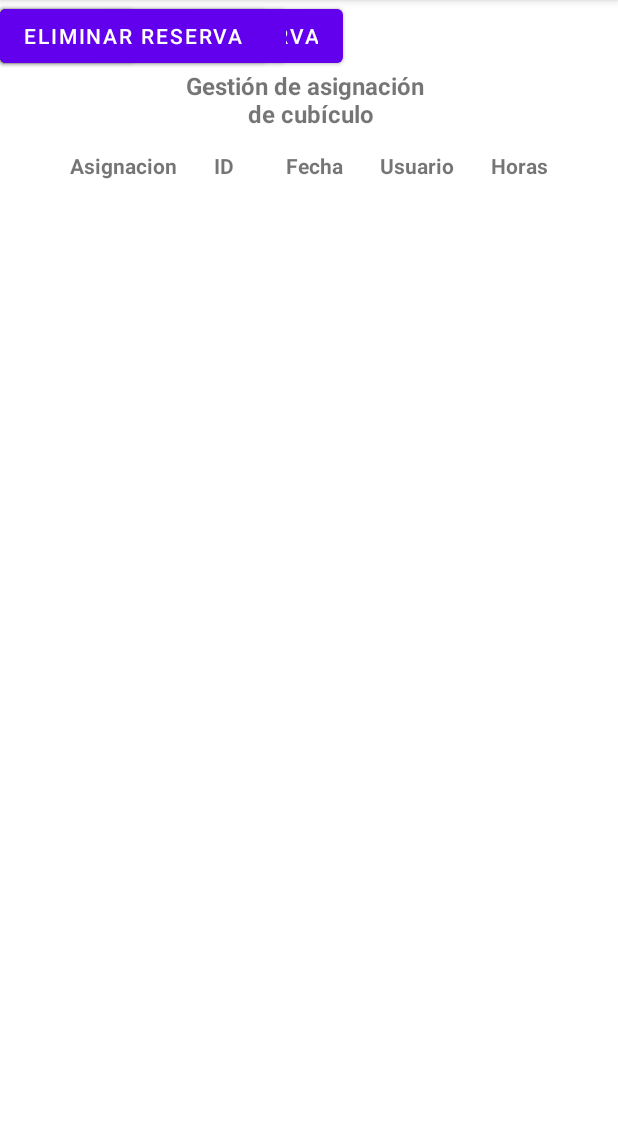
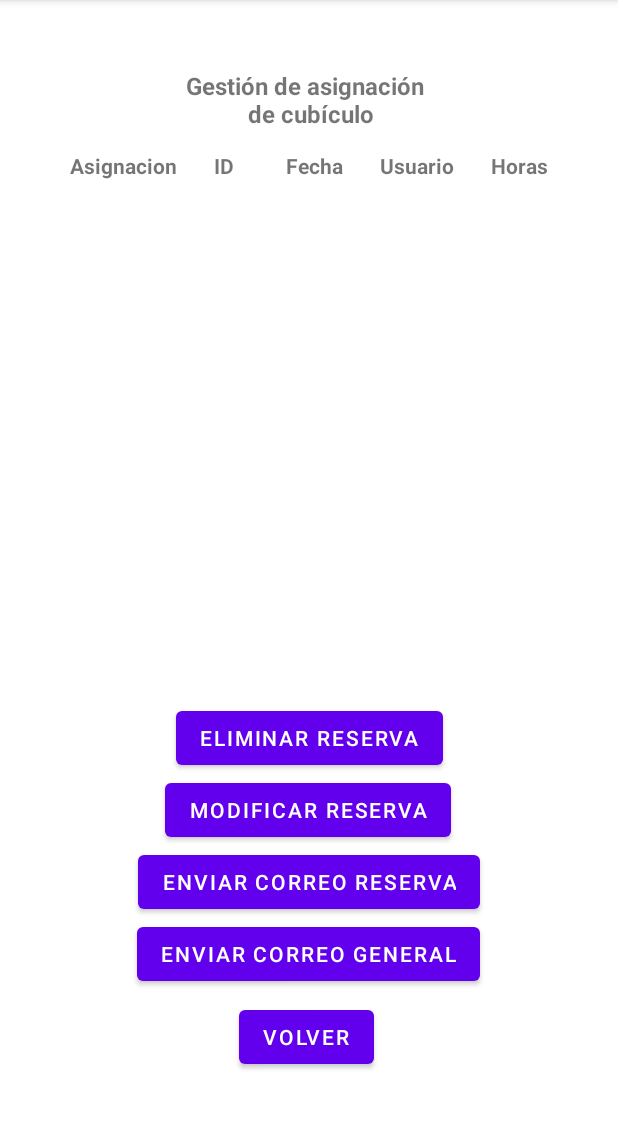
Before and after one commit to MarioLara21/PReque, an Android app: the Gestion_Asignacion screen opened directly, with no data from a screen before it, on a phone screen of 412 x 824 dp, the part 84-1213 px from its top. Run offline under Robolectric (Android 15) with nearby library versions, the phone set to English and light mode, and no system bars; 10 statements that could not run were skipped.

Commit message:
Enlace de botones

```diff
--- a/app/src/main/res/layout/activity_gestion_asignacion.xml
+++ b/app/src/main/res/layout/activity_gestion_asignacion.xml
@@ -22,6 +22,7 @@
         app:layout_constraintTop_toTopOf="parent" />
 
     <TableLayout
+        android:id="@+id/tableLayout5"
         android:layout_width="332dp"
         android:layout_height="358dp"
         android:layout_marginStart="40dp"
@@ -95,42 +96,59 @@
     </TableLayout>
 
     <Button
-        android:id="@+id/button16"
+        android:id="@+id/button_volver_GAC"
         android:layout_width="wrap_content"
         android:layout_height="wrap_content"
+        android:layout_marginStart="158dp"
+        android:layout_marginTop="7dp"
+        android:layout_marginEnd="162dp"
         android:text="Volver"
-        tools:layout_editor_absoluteX="158dp"
-        tools:layout_editor_absoluteY="667dp" />
+        app:layout_constraintEnd_toEndOf="parent"
+        app:layout_constraintStart_toStartOf="parent"
+        app:layout_constraintTop_toBottomOf="@+id/button_enviar_correo_general" />
 
     <Button
-        android:id="@+id/button17"
+        android:id="@+id/button_enviar_correo_general"
         android:layout_width="wrap_content"
         android:layout_height="wrap_content"
+        android:layout_marginStart="90dp"
+        android:layout_marginEnd="91dp"
         android:text="Enviar correo General"
-        tools:layout_editor_absoluteX="90dp"
-        tools:layout_editor_absoluteY="612dp" />
+        app:layout_constraintEnd_toEndOf="parent"
+        app:layout_constraintStart_toStartOf="parent"
+        app:layout_constraintTop_toBottomOf="@+id/button_enviar_correo_reserva" />
 
     <Button
-        android:id="@+id/button18"
+        android:id="@+id/button_enviar_correo_reserva"
         android:layout_width="wrap_content"
         android:layout_height="wrap_content"
+        android:layout_marginStart="91dp"
+        android:layout_marginEnd="92dp"
         android:text="Enviar correo Reserva"
-        tools:layout_editor_absoluteX="91dp"
-        tools:layout_editor_absoluteY="564dp" />
+        app:layout_constraintEnd_toEndOf="parent"
+        app:layout_constraintStart_toStartOf="parent"
+        app:layout_constraintTop_toBottomOf="@+id/button_modificar_reserva" />
 
     <Button
-        android:id="@+id/button19"
+        android:id="@+id/button_modificar_reserva"
         android:layout_width="wrap_content"
         android:layout_height="wrap_content"
+        android:layout_marginStart="110dp"
+        android:layout_marginEnd="111dp"
         android:text="Modificar Reserva"
-        tools:layout_editor_absoluteX="110dp"
-        tools:layout_editor_absoluteY="516dp" />
+        app:layout_constraintEnd_toEndOf="parent"
+        app:layout_constraintStart_toStartOf="parent"
+        app:layout_constraintTop_toBottomOf="@+id/button_eliminar_reserva" />
 
     <Button
-        android:id="@+id/button20"
+        android:id="@+id/button_eliminar_reserva"
         android:layout_width="wrap_content"
         android:layout_height="wrap_content"
+        android:layout_marginStart="116dp"
+        android:layout_marginTop="9dp"
+        android:layout_marginEnd="116dp"
         android:text="Eliminar Reserva"
-        tools:layout_editor_absoluteX="116dp"
-        tools:layout_editor_absoluteY="468dp" />
+        app:layout_constraintEnd_toEndOf="parent"
+        app:layout_constraintStart_toStartOf="parent"
+        app:layout_constraintTop_toBottomOf="@+id/tableLayout5" />
 </androidx.constraintlayout.widget.ConstraintLayout>
--- a/app/src/main/res/layout/activity_historial_reservas.xml
+++ b/app/src/main/res/layout/activity_historial_reservas.xml
@@ -22,7 +22,7 @@
         app:layout_constraintTop_toTopOf="parent" />
 
     <Button
-        android:id="@+id/button24"
+        android:id="@+id/button_volverHR"
         android:layout_width="wrap_content"
         android:layout_height="wrap_content"
         android:layout_marginStart="158dp"
--- a/app/src/main/res/layout/activity_reserva_cubiculos.xml
+++ b/app/src/main/res/layout/activity_reserva_cubiculos.xml
@@ -77,7 +77,7 @@
     </TableLayout>
 
     <Button
-        android:id="@+id/button22"
+        android:id="@+id/button_volver_RC"
         android:layout_width="wrap_content"
         android:layout_height="wrap_content"
         android:layout_marginStart="160dp"
@@ -87,10 +87,10 @@
         android:textAlignment="center"
         app:layout_constraintEnd_toEndOf="parent"
         app:layout_constraintStart_toStartOf="parent"
-        app:layout_constraintTop_toBottomOf="@+id/button23" />
+        app:layout_constraintTop_toBottomOf="@+id/button_reserva_cubiculo" />
 
     <Button
-        android:id="@+id/button23"
+        android:id="@+id/button_reserva_cubiculo"
         android:layout_width="wrap_content"
         android:layout_height="wrap_content"
         android:layout_marginStart="150dp"
--- a/app/src/main/res/layout/menu_usuarios.xml
+++ b/app/src/main/res/layout/menu_usuarios.xml
@@ -22,7 +22,7 @@
         app:layout_constraintTop_toTopOf="parent" />
 
     <Button
-        android:id="@+id/button"
+        android:id="@+id/button_solicitar_cubiculo"
         android:layout_width="258dp"
         android:layout_height="81dp"
         android:layout_marginStart="144dp"
@@ -35,7 +35,7 @@
         app:layout_constraintTop_toBottomOf="@+id/label1" />
 
     <Button
-        android:id="@+id/button3"
+        android:id="@+id/button_cerrar_sesion_menu"
         android:layout_width="wrap_content"
         android:layout_height="wrap_content"
         android:layout_marginStart="158dp"
@@ -44,6 +44,6 @@
         android:text="Cerrar sesión"
         app:layout_constraintEnd_toEndOf="parent"
         app:layout_constraintStart_toStartOf="parent"
-        app:layout_constraintTop_toBottomOf="@+id/button" />
+        app:layout_constraintTop_toBottomOf="@+id/button_solicitar_cubiculo" />
 
 </androidx.constraintlayout.widget.ConstraintLayout>
```
Also changed, not shown: app/src/main/java/com/example/proyecto1/Gestion_Asignacion.java (+54 -1 lines), app/src/main/java/com/example/proyecto1/Gestion_Cubiculos.java (+41 -0 lines), app/src/main/java/com/example/proyecto1/Gestion_Tiempos.java (+43 -1 lines), app/src/main/java/com/example/proyecto1/Historial_Reservas.java (+13 -1 lines), app/src/main/java/com/example/proyecto1/Modificar_Tiempo.java (+21 -1 lines), app/src/main/java/com/example/proyecto1/Reserva_Cubiculos.java (+19 -1 lines), app/src/main/java/com/example/proyecto1/menu_administradores.java (+53 -1 lines), app/src/main/java/com/example/proyecto1/menu_usuarios.java (+19 -1 lines), app/src/main/res/layout/activity_gestion_cubiculos.xml (+13 -12 lines), app/src/main/res/layout/activity_gestion_tiempos.xml (+9 -8 lines), app/src/main/res/layout/activity_menu_administradores.xml (+9 -9 lines), app/src/main/res/layout/activity_modificar_tiempo.xml (+7 -7 lines).
